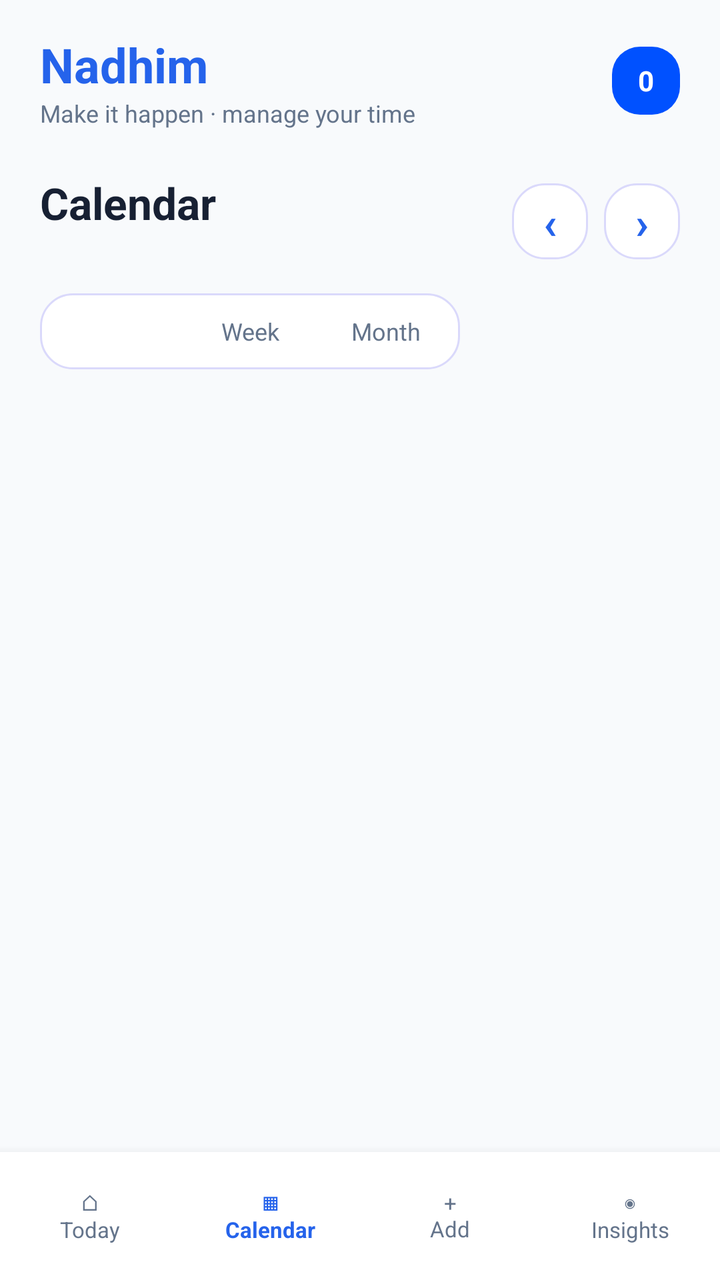
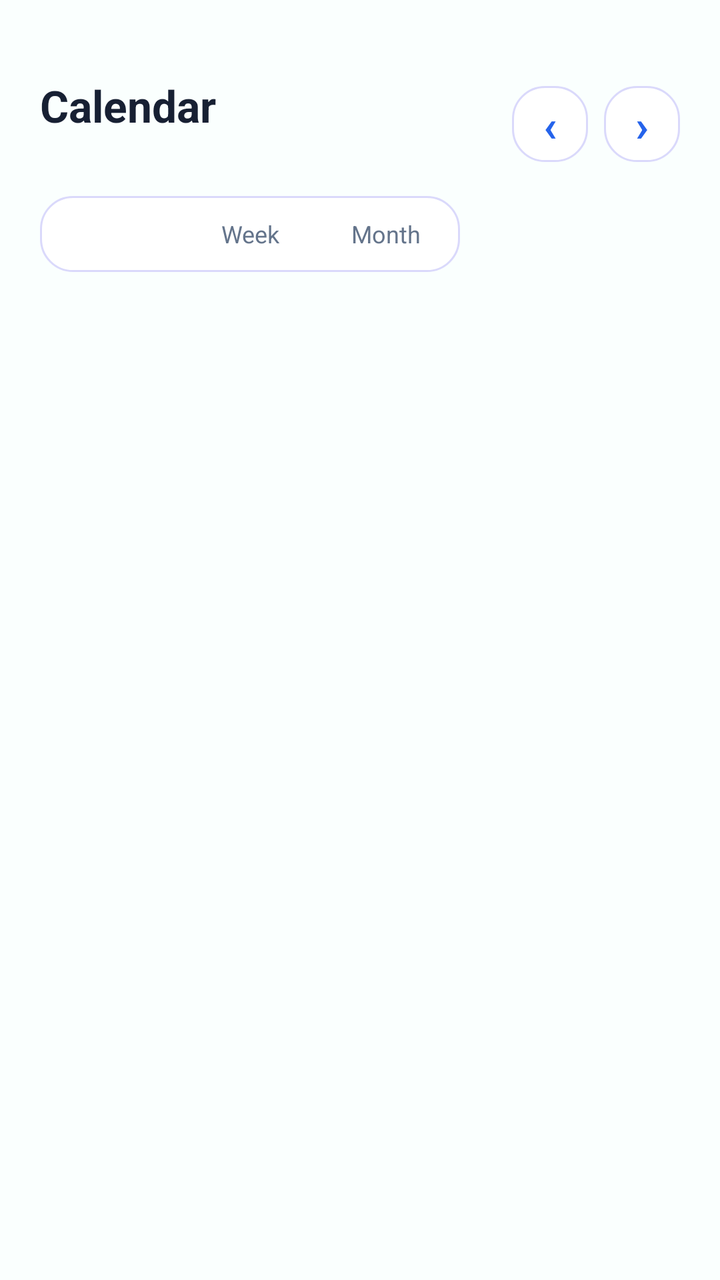

An Android layout rendered at two revisions. The XML below is the earlier revision; the diff shows what the commit changed to produce the second picture.
<!-- AndroidManifest.xml: application theme AppTheme -->
<!-- res/layout/activity_calendar.xml -->
<?xml version="1.0" encoding="utf-8"?>
<LinearLayout xmlns:android="http://schemas.android.com/apk/res/android"
    android:layout_width="match_parent"
    android:layout_height="match_parent"
    android:background="#F8FAFC"
    android:orientation="vertical">

    <ScrollView
        android:layout_width="match_parent"
        android:layout_height="0dp"
        android:layout_weight="1"
        android:fillViewport="true">

        <LinearLayout
            android:layout_width="match_parent"
            android:layout_height="wrap_content"
            android:orientation="vertical"
            android:paddingStart="20dp"
            android:paddingTop="16dp"
            android:paddingEnd="20dp"
            android:paddingBottom="20dp">

            
            <LinearLayout
                android:layout_width="match_parent"
                android:layout_height="wrap_content"
                android:gravity="center_vertical"
                android:orientation="horizontal">

                <LinearLayout
                    android:layout_width="0dp"
                    android:layout_height="wrap_content"
                    android:layout_weight="1"
                    android:orientation="vertical">

                    <TextView
                        android:layout_width="wrap_content"
                        android:layout_height="wrap_content"
                        android:text="Nadhim"
                        android:textColor="#2563EB"
                        android:textSize="24sp"
                        android:textStyle="bold" />

                    <TextView
                        android:layout_width="wrap_content"
                        android:layout_height="wrap_content"
                        android:text="Make it happen · manage your time"
                        android:textColor="#64748B"
                        android:textSize="12sp" />
                </LinearLayout>

                <TextView
                    android:id="@+id/eventCountBadge"
                    android:layout_width="34dp"
                    android:layout_height="34dp"
                    android:background="@drawable/bg_badge_med"
                    android:gravity="center"
                    android:text="0"
                    android:textColor="#FFFFFF"
                    android:textSize="14sp"
                    android:textStyle="bold" />
            </LinearLayout>

            
            <LinearLayout
                android:layout_width="match_parent"
                android:layout_height="wrap_content"
                android:layout_marginTop="22dp"
                android:gravity="center_vertical"
                android:orientation="horizontal">

                <LinearLayout
                    android:layout_width="0dp"
                    android:layout_height="wrap_content"
                    android:layout_weight="1"
                    android:orientation="vertical">

                    <TextView
                        android:layout_width="wrap_content"
                        android:layout_height="wrap_content"
                        android:text="Calendar"
                        android:textColor="#172033"
                        android:textSize="22sp"
                        android:textStyle="bold" />

                    <TextView
                        android:id="@+id/calendarMonthText"
                        android:layout_width="wrap_content"
                        android:layout_height="wrap_content"
                        android:layout_marginTop="1dp"
                        android:textColor="#64748B"
                        android:textSize="13sp" />
                </LinearLayout>

                <TextView
                    android:id="@+id/prevButton"
                    android:layout_width="38dp"
                    android:layout_height="38dp"
                    android:background="@drawable/bg_card"
                    android:gravity="center"
                    android:text="‹"
                    android:textColor="#2563EB"
                    android:textSize="22sp"
                    android:textStyle="bold" />

                <TextView
                    android:id="@+id/nextButton"
                    android:layout_width="38dp"
                    android:layout_height="38dp"
                    android:layout_marginStart="8dp"
                    android:background="@drawable/bg_card"
                    android:gravity="center"
                    android:text="›"
                    android:textColor="#2563EB"
                    android:textSize="22sp"
                    android:textStyle="bold" />
            </LinearLayout>

            
            <LinearLayout
                android:layout_width="wrap_content"
                android:layout_height="wrap_content"
                android:layout_marginTop="12dp"
                android:background="@drawable/bg_card"
                android:orientation="horizontal"
                android:padding="3dp">

                <TextView
                    android:id="@+id/dayTab"
                    android:layout_width="68dp"
                    android:layout_height="32dp"
                    android:gravity="center"
                    android:text="Day"
                    android:textColor="#FFFFFF"
                    android:textSize="12sp"
                    android:textStyle="bold" />

                <TextView
                    android:id="@+id/weekTab"
                    android:layout_width="68dp"
                    android:layout_height="32dp"
                    android:gravity="center"
                    android:text="Week"
                    android:textColor="#64748B"
                    android:textSize="12sp" />

                <TextView
                    android:id="@+id/monthTab"
                    android:layout_width="68dp"
                    android:layout_height="32dp"
                    android:gravity="center"
                    android:text="Month"
                    android:textColor="#64748B"
                    android:textSize="12sp" />
            </LinearLayout>

            
            <LinearLayout
                android:id="@+id/weekDaysContainer"
                android:layout_width="match_parent"
                android:layout_height="wrap_content"
                android:layout_marginTop="12dp"
                android:orientation="horizontal"
                android:weightSum="7" />

            
            <LinearLayout
                android:id="@+id/monthGrid"
                android:layout_width="match_parent"
                android:layout_height="wrap_content"
                android:layout_marginTop="12dp"
                android:orientation="vertical"
                android:visibility="gone" />

            
            <TextView
                android:id="@+id/agendaDateText"
                android:layout_width="wrap_content"
                android:layout_height="wrap_content"
                android:layout_marginTop="14dp"
                android:layout_marginBottom="8dp"
                android:textColor="#334155"
                android:textSize="15sp"
                android:textStyle="bold" />

            <LinearLayout
                android:id="@+id/agendaContainer"
                android:layout_width="match_parent"
                android:layout_height="wrap_content"
                android:orientation="vertical" />
        </LinearLayout>
    </ScrollView>

    
    <LinearLayout
        android:id="@+id/legacy_bottom_navigation"
        android:layout_width="match_parent"
        android:layout_height="64dp"
        android:background="#FFFFFF"
        android:elevation="8dp"
        android:gravity="center"
        android:orientation="horizontal">

        <TextView
            android:id="@+id/todayNavigation"
            android:layout_width="0dp"
            android:layout_height="match_parent"
            android:layout_weight="1"
            android:gravity="center"
            android:text="⌂\nToday"
            android:textColor="#64748B"
            android:textSize="11sp" />

        <TextView
            android:id="@+id/calendarNavigation"
            android:layout_width="0dp"
            android:layout_height="match_parent"
            android:layout_weight="1"
            android:gravity="center"
            android:text="▦\nCalendar"
            android:textColor="#2563EB"
            android:textSize="11sp"
            android:textStyle="bold" />

        <TextView
            android:id="@+id/addNavigation"
            android:layout_width="0dp"
            android:layout_height="match_parent"
            android:layout_weight="1"
            android:gravity="center"
            android:text="+\nAdd"
            android:textColor="#64748B"
            android:textSize="11sp" />

        <TextView
            android:id="@+id/insightsNavigation"
            android:layout_width="0dp"
            android:layout_height="match_parent"
            android:layout_weight="1"
            android:gravity="center"
            android:text="◉\nInsights"
            android:textColor="#64748B"
            android:textSize="11sp" />
    </LinearLayout>
</LinearLayout>
<!-- resources referenced by this layout -->
<resources>
  <!-- drawable bg_badge_med (drawable) -->
  <?xml version="1.0" encoding="utf-8"?>
  <shape xmlns:android="http://schemas.android.com/apk/res/android"
      android:shape="rectangle">
      <corners android:radius="14dp" />
      <gradient
          android:type="radial"
          android:gradientRadius="40dp"
          android:startColor="@color/brand_blue"
          android:centerColor="@color/brand_blue"
          android:endColor="@color/brand_blue_light" />
  </shape>
  <!-- drawable bg_card (drawable) -->
  <?xml version="1.0" encoding="utf-8"?>
  <shape xmlns:android="http://schemas.android.com/apk/res/android"
      android:shape="rectangle">
      <corners android:radius="16dp" />
      <solid android:color="@color/card_background" />
      <stroke android:width="1dp" android:color="@color/border" />
  </shape>
  <style name="AppTheme" parent="android:style/Theme.Material.Light.NoActionBar">
          <item name="android:windowBackground">@color/screen_background</item>
          <item name="android:statusBarColor">@color/screen_background</item>
          <item name="android:windowLightStatusBar">true</item>
          <item name="android:navigationBarColor">@color/screen_background</item>
      </style>
  <color name="brand_blue">#0051FF</color>
  <color name="brand_blue_light">#719EFF</color>
  <color name="card_background">#FFFFFF</color>
  <color name="border">#DAD9FB</color>
  <color name="screen_background">#FAFFFE</color>
</resources>

<!-- the commit's change to res/layout/activity_calendar.xml (unified diff, before → after) -->
@@ -2,7 +2,6 @@
 <LinearLayout xmlns:android="http://schemas.android.com/apk/res/android"
     android:layout_width="match_parent"
     android:layout_height="match_parent"
-    android:background="#F8FAFC"
     android:orientation="vertical">
 
     <ScrollView
@@ -20,46 +19,6 @@
             android:paddingEnd="20dp"
             android:paddingBottom="20dp">
 
-            
-            <LinearLayout
-                android:layout_width="match_parent"
-                android:layout_height="wrap_content"
-                android:gravity="center_vertical"
-                android:orientation="horizontal">
-
-                <LinearLayout
-                    android:layout_width="0dp"
-                    android:layout_height="wrap_content"
-                    android:layout_weight="1"
-                    android:orientation="vertical">
-
-                    <TextView
-                        android:layout_width="wrap_content"
-                        android:layout_height="wrap_content"
-                        android:text="Nadhim"
-                        android:textColor="#2563EB"
-                        android:textSize="24sp"
-                        android:textStyle="bold" />
-
-                    <TextView
-                        android:layout_width="wrap_content"
-                        android:layout_height="wrap_content"
-                        android:text="Make it happen · manage your time"
-                        android:textColor="#64748B"
-                        android:textSize="12sp" />
-                </LinearLayout>
-
-                <TextView
-                    android:id="@+id/eventCountBadge"
-                    android:layout_width="34dp"
-                    android:layout_height="34dp"
-                    android:background="@drawable/bg_badge_med"
-                    android:gravity="center"
-                    android:text="0"
-                    android:textColor="#FFFFFF"
-                    android:textSize="14sp"
-                    android:textStyle="bold" />
-            </LinearLayout>
 
             
             <LinearLayout
@@ -190,56 +149,4 @@
                 android:orientation="vertical" />
         </LinearLayout>
     </ScrollView>
-
-    
-    <LinearLayout
-        android:id="@+id/legacy_bottom_navigation"
-        android:layout_width="match_parent"
-        android:layout_height="64dp"
-        android:background="#FFFFFF"
-        android:elevation="8dp"
-        android:gravity="center"
-        android:orientation="horizontal">
-
-        <TextView
-            android:id="@+id/todayNavigation"
-            android:layout_width="0dp"
-            android:layout_height="match_parent"
-            android:layout_weight="1"
-            android:gravity="center"
-            android:text="⌂\nToday"
-            android:textColor="#64748B"
-            android:textSize="11sp" />
-
-        <TextView
-            android:id="@+id/calendarNavigation"
-            android:layout_width="0dp"
-            android:layout_height="match_parent"
-            android:layout_weight="1"
-            android:gravity="center"
-            android:text="▦\nCalendar"
-            android:textColor="#2563EB"
-            android:textSize="11sp"
-            android:textStyle="bold" />
-
-        <TextView
-            android:id="@+id/addNavigation"
-            android:layout_width="0dp"
-            android:layout_height="match_parent"
-            android:layout_weight="1"
-            android:gravity="center"
-            android:text="+\nAdd"
-            android:textColor="#64748B"
-            android:textSize="11sp" />
-
-        <TextView
-            android:id="@+id/insightsNavigation"
-            android:layout_width="0dp"
-            android:layout_height="match_parent"
-            android:layout_weight="1"
-            android:gravity="center"
-            android:text="◉\nInsights"
-            android:textColor="#64748B"
-            android:textSize="11sp" />
-    </LinearLayout>
 </LinearLayout>
<!-- resource entries referenced after the edit -->
@@ -1,17 +1,5 @@
 <!-- resources referenced by this layout -->
 <resources>
-  <!-- drawable bg_badge_med (drawable) -->
-  <?xml version="1.0" encoding="utf-8"?>
-  <shape xmlns:android="http://schemas.android.com/apk/res/android"
-      android:shape="rectangle">
-      <corners android:radius="14dp" />
-      <gradient
-          android:type="radial"
-          android:gradientRadius="40dp"
-          android:startColor="@color/brand_blue"
-          android:centerColor="@color/brand_blue"
-          android:endColor="@color/brand_blue_light" />
-  </shape>
   <!-- drawable bg_card (drawable) -->
   <?xml version="1.0" encoding="utf-8"?>
   <shape xmlns:android="http://schemas.android.com/apk/res/android"
@@ -26,8 +14,6 @@
           <item name="android:windowLightStatusBar">true</item>
           <item name="android:navigationBarColor">@color/screen_background</item>
       </style>
-  <color name="brand_blue">#0051FF</color>
-  <color name="brand_blue_light">#719EFF</color>
   <color name="card_background">#FFFFFF</color>
   <color name="border">#DAD9FB</color>
   <color name="screen_background">#FAFFFE</color>
